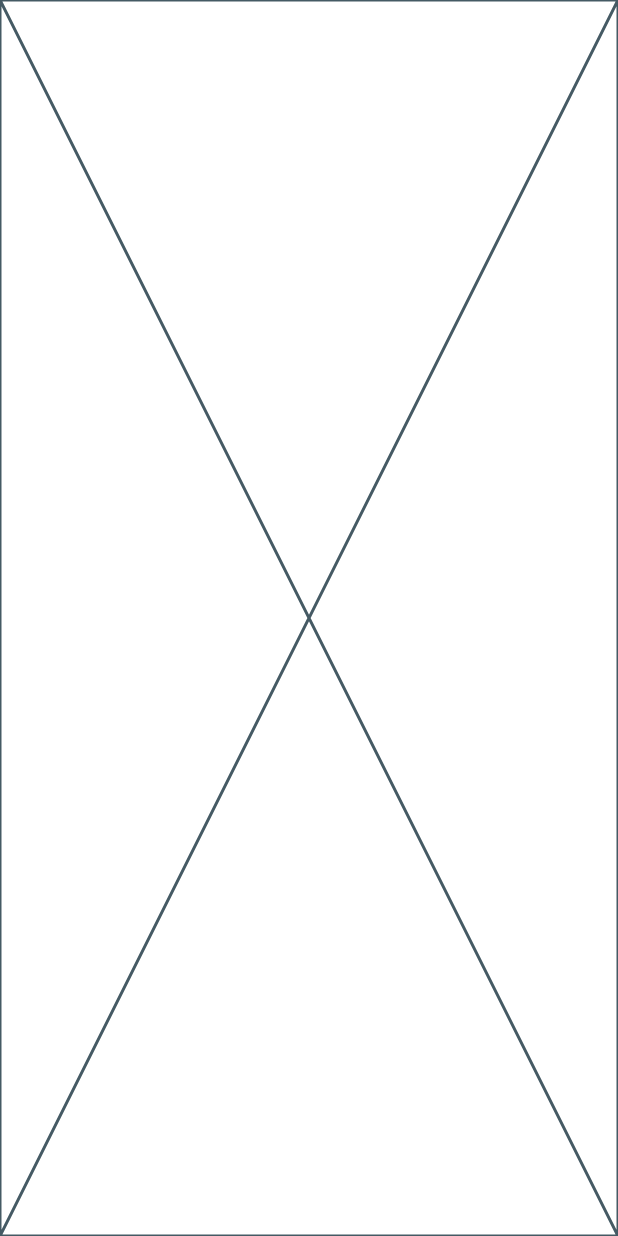
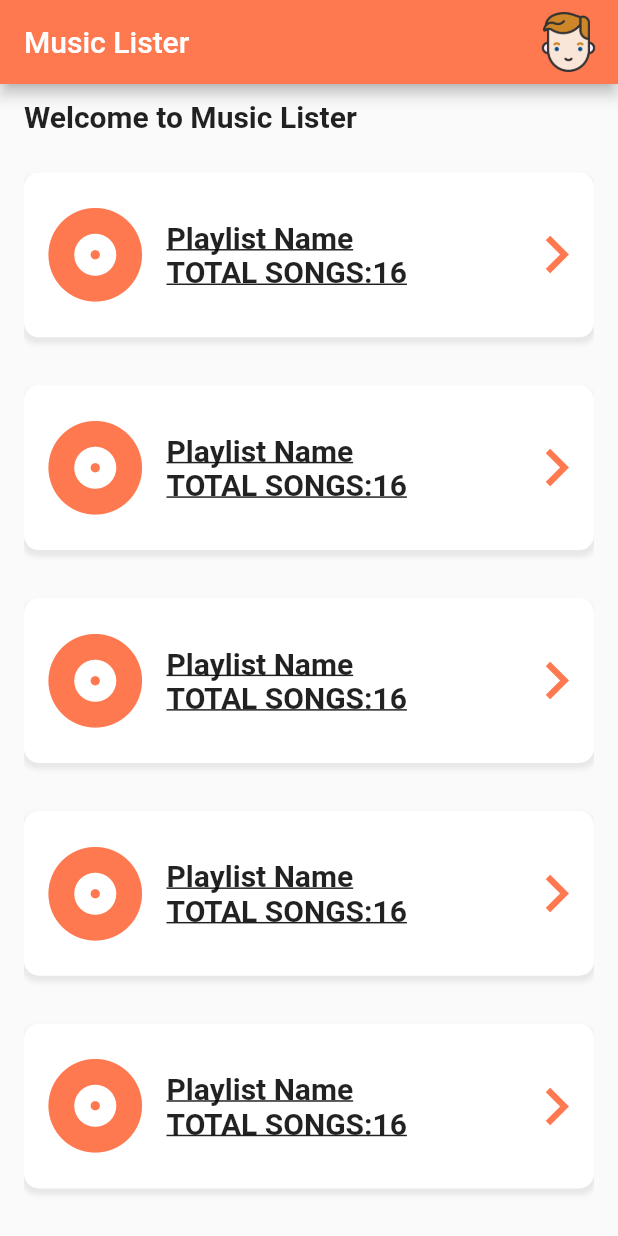
Before and after one commit to vaidic-dodwani/music_lister, a Flutter app: the screen it shows after launch, on a phone screen of 412 x 824 dp. Run offline on Flutter 3.47's test engine with Material 2 defaults, Android fonts, the phone set to English and light mode, and no system bars; our stand-ins replace fluttertoast, go_router.

Commit message:
Completed UI of HomePage

```diff
--- a/lib/main.dart
+++ b/lib/main.dart
@@ -1,4 +1,5 @@
 import 'package:flutter/material.dart';
+import 'package:music_lister/utils/constants/colors/app_colors.dart';
 import 'package:music_lister/utils/provider/app_providers.dart';
 import 'package:music_lister/utils/routes/app_route_config.dart';
 import 'package:provider/provider.dart';
@@ -18,8 +19,8 @@ class MyApp extends StatelessWidget {
         debugShowCheckedModeBanner: false,
         theme: Theme.of(context).copyWith(
           colorScheme: ColorScheme.fromSwatch(
-              // accentColor: AppColors.loginContainerColor,
-              ),
+            accentColor: AppColors.primaryColor,
+          ),
         ),
         routerConfig: GoRouterConfig.router,
       ),
--- /dev/null
+++ b/lib/utils/constants/app_assets.dart
@@ -0,0 +1,3 @@
+class AppAssets {
+  static const String profilePicture = "assets/profile_picture.png";
+}
--- a/lib/utils/constants/colors/app_colors.dart
+++ b/lib/utils/constants/colors/app_colors.dart
@@ -1,3 +1,5 @@
+import 'package:flutter/material.dart';
+
 class AppColors {
-  // static const Color tempColor = Color(0xFFD7D9D8);
+  static const Color primaryColor = Color(0xFFFF7950);
 }
--- a/lib/utils/constants/typography_constants.dart
+++ b/lib/utils/constants/typography_constants.dart
@@ -1,4 +1,10 @@
+import 'package:flutter/material.dart';
+
 class AppTypography {
-  // static TextStyle tempStyle =
-  //     const TextStyle(fontSize: 25, fontFamily: "Poppins");
+  static TextStyle f20w700 =
+      const TextStyle(fontSize: 20, fontWeight: FontWeight.w700);
+  static TextStyle f24w700under = const TextStyle(
+      fontSize: 20,
+      fontWeight: FontWeight.w700,
+      decoration: TextDecoration.underline);
 }
--- a/lib/utils/routes/app_route_config.dart
+++ b/lib/utils/routes/app_route_config.dart
@@ -1,7 +1,7 @@
 import 'package:flutter/material.dart';
 import 'package:go_router/go_router.dart';
 
-import '../../view/screens/temp_screen/temp_screen.dart';
+import '../../view/screens/homepage/home_screen.dart';
 import 'app_route_names.dart';
 
 class GoRouterConfig {
--- /dev/null
+++ b/lib/view/screens/homepage/home_screen.dart
@@ -0,0 +1,59 @@
+import 'package:flutter/material.dart';
+import 'package:music_lister/utils/constants/app_assets.dart';
+import 'package:music_lister/utils/constants/colors/app_colors.dart';
+import 'package:music_lister/utils/constants/typography_constants.dart';
+import 'package:music_lister/view/screens/homepage/widgets/playlist_item_tile.dart';
+
+class SplashScreen extends StatelessWidget {
+  const SplashScreen({super.key});
+
+  @override
+  Widget build(BuildContext context) {
+    return Scaffold(
+      appBar: AppBar(
+        backgroundColor: AppColors.primaryColor,
+        title: const Text("Music Lister"),
+        actions: [
+          Padding(
+            padding: const EdgeInsets.all(8.0),
+            child: CircleAvatar(
+              radius: 25,
+              backgroundColor: AppColors.primaryColor,
+              child: Image.asset(
+                AppAssets.profilePicture,
+              ),
+            ),
+          )
+        ],
+      ),
+      body: SafeArea(
+        child: SizedBox(
+          height: MediaQuery.of(context).size.height -
+              MediaQuery.of(context).padding.top,
+          child: Padding(
+            padding: const EdgeInsets.symmetric(horizontal: 16.0),
+            child: Column(
+              crossAxisAlignment: CrossAxisAlignment.stretch,
+              children: [
+                const SizedBox(height: 10),
+                Text("Welcome to Music Lister",
+                    textAlign: TextAlign.left, style: AppTypography.f20w700),
+                const SizedBox(height: 10),
+                Expanded(
+                  child: ListView.builder(
+                    itemCount: 20,
+                    itemBuilder: (context, index) {
+                      return PlaylistItemTile(
+                        onTap: () {},
+                      );
+                    },
+                  ),
+                )
+              ],
+            ),
+          ),
+        ),
+      ),
+    );
+  }
+}
--- /dev/null
+++ b/lib/view/screens/homepage/widgets/playlist_item_tile.dart
@@ -0,0 +1,65 @@
+import 'package:flutter/material.dart';
+import 'package:music_lister/utils/constants/colors/app_colors.dart';
+import 'package:music_lister/utils/constants/typography_constants.dart';
+import 'package:music_lister/utils/real_size_function.dart';
+
+class PlaylistItemTile extends StatelessWidget {
+  const PlaylistItemTile({super.key, this.onTap});
+  final void Function()? onTap;
+  @override
+  Widget build(BuildContext context) {
+    return Padding(
+      padding: const EdgeInsets.symmetric(vertical: 16.0),
+      child: GestureDetector(
+        onTap: onTap,
+        child: Container(
+          height: RelSize.height(context, 50),
+          decoration: BoxDecoration(
+            borderRadius: BorderRadius.circular(10),
+            color: Colors.white,
+            boxShadow: [
+              BoxShadow(
+                color: Colors.grey.withOpacity(0.2),
+                spreadRadius: 1,
+                blurRadius: 2,
+                offset: const Offset(0, 3), // changes position of shadow
+              ),
+            ],
+          ),
+          child: Row(
+            children: [
+              const SizedBox(width: 10),
+              const Icon(
+                Icons.album,
+                size: 75,
+                color: AppColors.primaryColor,
+              ),
+              const SizedBox(width: 10),
+              Expanded(
+                child: Column(
+                  mainAxisAlignment: MainAxisAlignment.center,
+                  crossAxisAlignment: CrossAxisAlignment.start,
+                  children: [
+                    Text(
+                      "Playlist Name",
+                      style: AppTypography.f24w700under,
+                    ),
+                    Text(
+                      "TOTAL SONGS:16",
+                      style: AppTypography.f24w700under,
+                    )
+                  ],
+                ),
+              ),
+              const Icon(
+                Icons.navigate_next,
+                size: 50,
+                color: AppColors.primaryColor,
+              )
+            ],
+          ),
+        ),
+      ),
+    );
+  }
+}
--- a/lib/view/screens/temp_screen/temp_screen.dart
+++ /dev/null
@@ -1,10 +0,0 @@
-import 'package:flutter/material.dart';
-
-class SplashScreen extends StatelessWidget {
-  const SplashScreen({super.key});
-
-  @override
-  Widget build(BuildContext context) {
-    return const Placeholder();
-  }
-}
--- a/pubspec.yaml
+++ b/pubspec.yaml
@@ -21,3 +21,6 @@ dev_dependencies:
 
 flutter:
   uses-material-design: true
+
+  assets:
+    - assets/
```
Also changed, not shown: assets/profile_picture.png (added).
